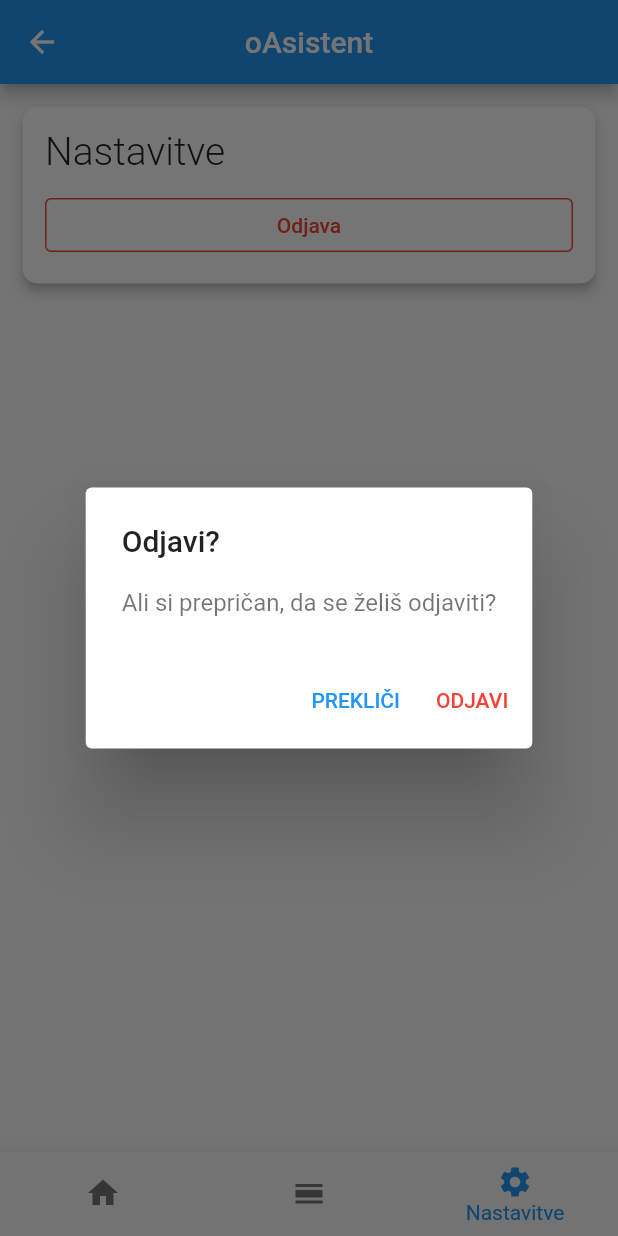
After one commit to jakobkordez/oAsistent, a Flutter app: the HomeScreen screen opened by its route, item 3 of the bottom bar chosen, after a tap on "Odjava", on a phone screen of 412 x 824 dp. The commit adds this screen. Run offline on Flutter 3.47's test engine with Material 2 defaults, Android fonts, the phone set to English and light mode, and no system bars; our stand-ins replace bloc, equatable, flutter_bloc, flutter_secure_storage, formz; missing offline and left inert: easistent_client; accounts and stored records are empty.

Commit message:
Visual redesign WIP - Add HomeScreen tabs - Add logout confirmation - Fix invalid login keyboard submit

```diff
--- a/lib/screens/home/home_screen.dart
+++ b/lib/screens/home/home_screen.dart
@@ -1,105 +1,63 @@
-import 'package:easistent_client/easistent_client.dart';
 import 'package:flutter/material.dart';
-import 'package:flutter_bloc/flutter_bloc.dart';
-import 'package:o_asistent/components/hour_event_card.dart';
-import 'package:o_asistent/cubit/time_table_cubit.dart';
-import 'package:o_asistent/repositories/eas_repository.dart';
-import 'package:o_asistent/utils/datetime_utils.dart';
+import 'package:o_asistent/screens/home/tabs/home_tab.dart';
+import 'package:o_asistent/screens/home/tabs/settings_tab.dart';
+import 'package:o_asistent/screens/home/tabs/timetable_tab.dart';
 
-class HomeScreen extends StatelessWidget {
+class HomeScreen extends StatefulWidget {
   const HomeScreen({Key? key}) : super(key: key);
+
+  @override
+  State<HomeScreen> createState() => _HomeScreenState();
+}
+
+class _HomeScreenState extends State<HomeScreen>
+    with SingleTickerProviderStateMixin {
+  late final TabController _tabController;
+
+  @override
+  void initState() {
+    super.initState();
+
+    _tabController = TabController(length: 3, vsync: this);
+  }
 
   @override
   Widget build(BuildContext context) => Scaffold(
         appBar: AppBar(
+          centerTitle: true,
           title: const Text('oAsistent'),
-          actions: [
-            IconButton(
-              onPressed: () => Navigator.pushNamed(context, '/profile'),
-              icon: const Icon(Icons.person),
+        ),
+        body: TabBarView(
+          controller: _tabController,
+          physics: const NeverScrollableScrollPhysics(),
+          children: const [
+            HomeTab(),
+            TimeTableTab(),
+            SettingsTab(),
+          ],
+        ),
+        bottomNavigationBar: BottomNavigationBar(
+          currentIndex: _tabController.index,
+          onTap: (value) => setState(() {
+            _tabController.animateTo(value);
+          }),
+          showUnselectedLabels: false,
+          selectedItemColor: Theme.of(context).primaryColor,
+          unselectedItemColor: Colors.grey.shade600,
+          items: const [
+            BottomNavigationBarItem(
+              icon: Icon(Icons.home),
+              label: 'Pregled',
+            ),
+            BottomNavigationBarItem(
+              icon: Icon(Icons.calendar_view_day),
+              label: 'Urnik',
+            ),
+            BottomNavigationBarItem(
+              icon: Icon(Icons.settings),
+              label: 'Nastavitve',
             ),
           ],
         ),
-        body: BlocProvider(
-          create: (context) => TimeTableCubit(context.read<EAsRepository>())
-            ..setDate(DateTime.now().date),
-          child: const _Home(),
-        ),
       );
 }
-
-class _Home extends StatelessWidget {
-  const _Home({Key? key}) : super(key: key);
-
-  @override
-  Widget build(BuildContext context) {
-    final now = DateTime.now();
-
-    return RefreshIndicator(
-      onRefresh: () => context.read<TimeTableCubit>().setDate(now.date, true),
-      child: BlocConsumer<TimeTableCubit, TimeTableState>(
-        listener: (context, state) {
-          if (state is TimeTableError) {
-            ScaffoldMessenger.of(context).showSnackBar(SnackBar(
-              content: Text(state.error),
-              behavior: SnackBarBehavior.floating,
-            ));
-          }
-        },
-        builder: (context, state) {
-          if (state is TimeTableLoading) {
-            return const Center(
-              child: CircularProgressIndicator(),
-            );
-          }
-
-          if (state is TimeTableLoaded) {
-            return ListView(
-              padding: const EdgeInsets.all(10),
-              children: [
-                ..._getEvent(
-                    'Trenutna ura',
-                    state.timeTable.schoolHourEvents
-                        .cast<SchoolHourEvent?>()
-                        .firstWhere(
-                          (e) =>
-                              e!.timeFrom.isBefore(now) &&
-                              e.timeTo.isAfter(now),
-                          orElse: () => null,
-                        )),
-                ..._getEvent(
-                    'Naslednja ura',
-                    state.timeTable.schoolHourEvents
-                        .cast<SchoolHourEvent?>()
-                        .firstWhere(
-                          (e) => e!.timeFrom.isAfter(now),
-                          orElse: () => null,
-                        )),
-                TextButton(
-                  onPressed: () => Navigator.pushNamed(context, '/timetable'),
-                  child: const Text('Prikaži cel urnik'),
-                ),
-              ],
-            );
-          }
-
-          return const Center(child: Icon(Icons.error));
-        },
-      ),
-    );
-  }
-
-  static List<Widget> _getEvent(String label, SchoolHourEvent? event) =>
-      event == null
-          ? []
-          : [
-              Padding(
-                padding:
-                    const EdgeInsets.symmetric(horizontal: 10, vertical: 5),
-                child:
-                    Text(label, style: TextStyle(color: Colors.grey.shade800)),
-              ),
-              HourEventCard(event: event),
-              const SizedBox(height: 10),
-            ];
-}
--- /dev/null
+++ b/lib/screens/home/tabs/settings_tab.dart
@@ -0,0 +1,63 @@
+import 'package:flutter/material.dart';
+import 'package:flutter_bloc/flutter_bloc.dart';
+import 'package:o_asistent/cubit/auth_cubit.dart';
+
+class SettingsTab extends StatelessWidget {
+  const SettingsTab({Key? key}) : super(key: key);
+
+  @override
+  Widget build(BuildContext context) => Align(
+        alignment: Alignment.topCenter,
+        child: Card(
+          elevation: 3,
+          margin: const EdgeInsets.all(15),
+          child: ListView(
+            shrinkWrap: true,
+            padding: const EdgeInsets.all(15),
+            children: [
+              const Text(
+                'Nastavitve',
+                style: TextStyle(
+                  fontSize: 26,
+                  fontWeight: FontWeight.w300,
+                ),
+              ),
+              const SizedBox(height: 10),
+              TextButton(
+                child: const Text('Odjava'),
+                onPressed: () => _showLogoutDialog(context).then((value) {
+                  if (value == true) context.read<AuthCubit>().logout();
+                }),
+                style: TextButton.styleFrom(
+                    primary: Colors.red,
+                    side: const BorderSide(
+                      color: Colors.red,
+                    )),
+              ),
+            ],
+          ),
+        ),
+      );
+
+  Future<bool?> _showLogoutDialog(BuildContext context) => showDialog<bool>(
+        context: context,
+        builder: (context) => AlertDialog(
+          title: const Text('Odjavi?'),
+          content: const Text(
+            'Ali si prepričan, da se želiš odjaviti?',
+            style: TextStyle(color: Colors.black54),
+          ),
+          actions: [
+            TextButton(
+              onPressed: () => Navigator.pop(context, false),
+              child: const Text('PREKLIČI'),
+            ),
+            TextButton(
+              onPressed: () => Navigator.pop(context, true),
+              child: const Text('ODJAVI'),
+              style: TextButton.styleFrom(primary: Colors.red),
+            ),
+          ],
+        ),
+      );
+}
--- a/lib/screens/login/login_screen.dart
+++ b/lib/screens/login/login_screen.dart
@@ -93,7 +93,9 @@ class _PasswordInput extends StatelessWidget {
           initialValue: state.password.value,
           onChanged: (value) => context.read<LoginCubit>().setPassword(value),
           textInputAction: TextInputAction.done,
-          onFieldSubmitted: (_) => context.read<LoginCubit>().submit(),
+          onFieldSubmitted: state.status.isValid
+              ? (_) => context.read<LoginCubit>().submit()
+              : null,
           obscureText: true,
           decoration: const InputDecoration(
             labelText: 'Geslo',
--- a/lib/screens/screens.dart
+++ b/lib/screens/screens.dart
@@ -1,5 +1,3 @@
 export 'home/home_screen.dart';
 export 'login/login_screen.dart';
-export 'profile/profile_screen.dart';
 export 'splash/splash_screen.dart';
-export 'time_table/time_table_screen.dart';
--- a/pubspec.yaml
+++ b/pubspec.yaml
@@ -3,7 +3,7 @@ description: An open-source eAsistent flutter app
 
 publish_to: "none" # Remove this line if you wish to publish to pub.dev
 
-version: 1.0.0+1
+version: 1.1.0+2
 
 environment:
   sdk: ">=2.12.0 <3.0.0"
```
Also changed, not shown: lib/components/hour_event_card.dart (+36 -11 lines), lib/main.dart (+6 -2 lines), lib/screens/home/tabs/home_tab.dart (added, +109 -0 lines), lib/screens/home/tabs/timetable_tab.dart (renamed from lib/screens/time_table/time_table_screen.dart, +10 -9 lines), lib/screens/profile/profile_screen.dart (deleted, +0 -22 lines), lib/screens/home/cubit/date_selector_cubit.dart (renamed from lib/screens/time_table/cubit/date_selector_cubit.dart), 1 other file.
